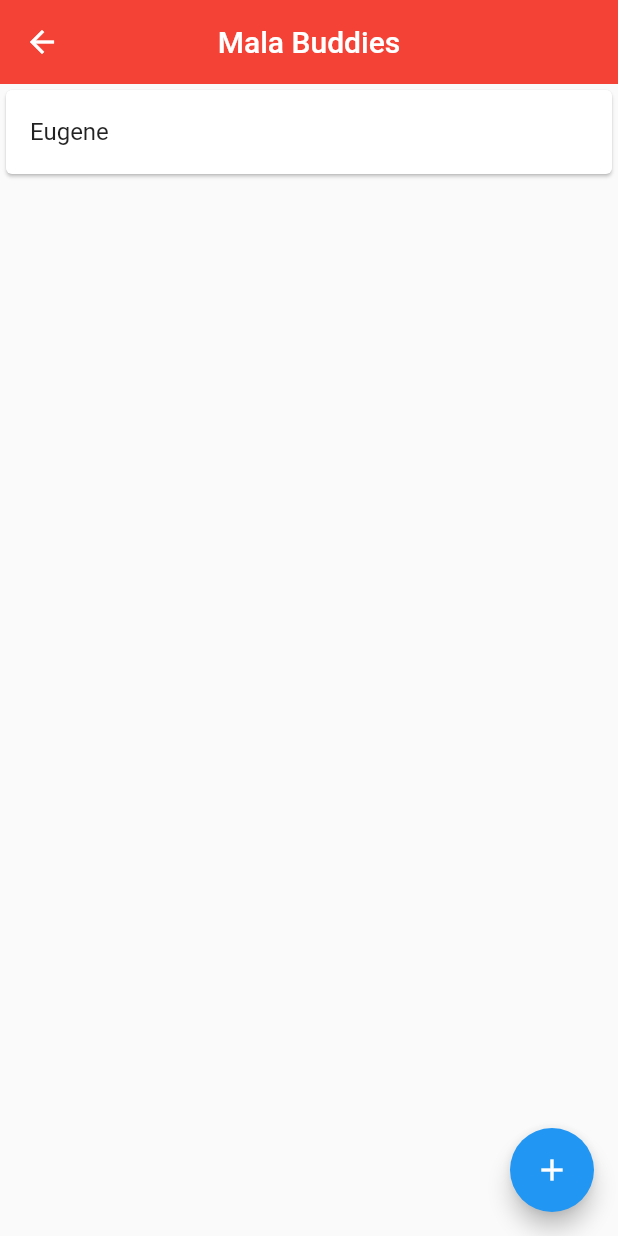
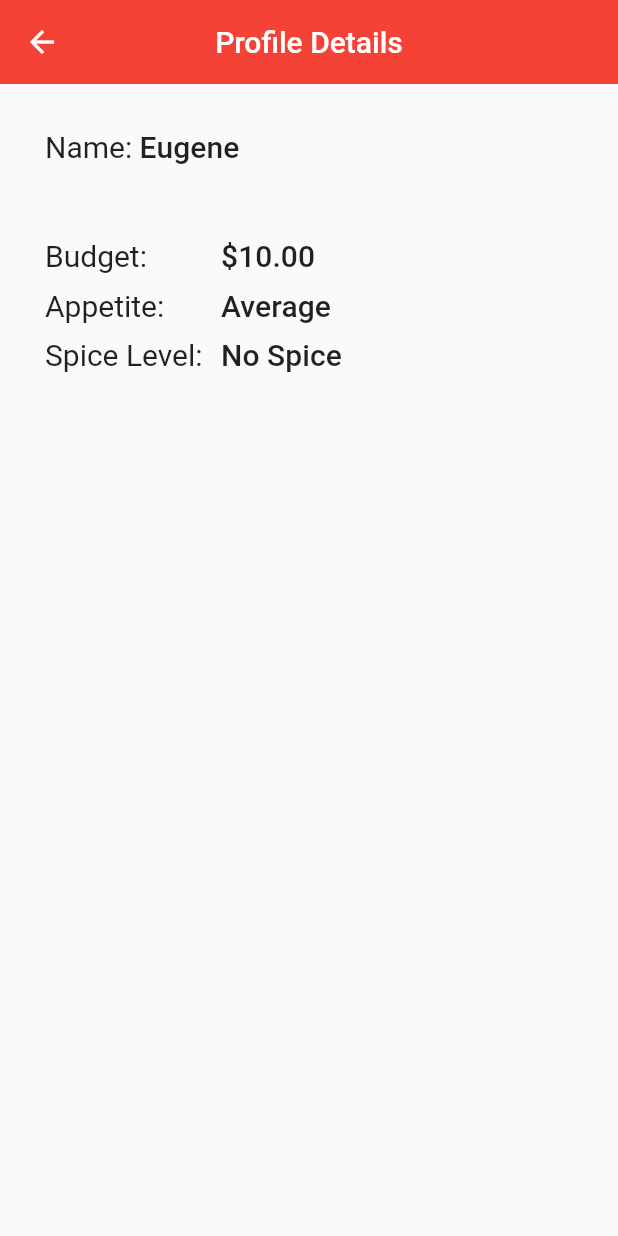
Before and after one commit to cheongsiuhong/mala_assistant, a Flutter app: the Friends screen opened by its route, after a tap on "Eugene", on a phone screen of 412 x 824 dp. Run offline on Flutter 3.47's test engine with Material 2 defaults, Android fonts, the phone set to English and light mode, and no system bars; our stand-ins replace flutter_spinkit.

Commit message:
add barebone friend detail page.

```diff
--- a/lib/main.dart
+++ b/lib/main.dart
@@ -1,7 +1,7 @@
 import 'package:flutter/material.dart';
 import 'package:mala_assistant/pages/splash.dart';
 import 'package:mala_assistant/pages/home.dart';
-import 'package:mala_assistant/pages/friends.dart';
+import 'package:mala_assistant/pages/friendsPage.dart';
 import 'package:mala_assistant/pages/selectStore.dart';
 import 'package:mala_assistant/pages/stores.dart';
 import 'package:mala_assistant/store/store.dart';
--- a/lib/pages/addFriend.dart
+++ b/lib/pages/addFriend.dart
@@ -1,5 +1,3 @@
-import 'dart:ffi';
-
 import 'package:flutter/material.dart';
 import 'package:mala_assistant/pages/friend.dart';
 
@@ -19,16 +17,6 @@ class _AddFriendState extends State<AddFriend> {
   int _formSpiceValue = 2;
   double _formBudgetValue;
   int _formAppetiteValue = 1;
-
-  List<String> spiceList = [
-    "No Spice",
-    "Less Spicy",
-    "Normal Spicy",
-    "Extra Spicy",
-    "Super Spicy"
-  ];
-
-  List<String> appetiteList = ["Small", "Average", "Large"];
 
   void setSpice(int val) {
     setState(() => _formSpiceValue = val);
@@ -66,13 +54,13 @@ class _AddFriendState extends State<AddFriend> {
                     onSaved: (val) => _formNameValue = val,
                   ),
                   new DropdownButtonFormField(
-                    value: spiceList[_formSpiceValue],
+                    value: Friend.spiceList[_formSpiceValue],
                     decoration: const InputDecoration(labelText: 'Spice Level'),
                     items:
-                        spiceList.map<DropdownMenuItem<String>>((String val) {
+                        Friend.spiceList.map<DropdownMenuItem<String>>((String val) {
                       return new DropdownMenuItem(child: Text(val), value: val);
                     }).toList(),
-                    onChanged: (String val) => setSpice(spiceList.indexOf(val)),
+                    onChanged: (String val) => setSpice(Friend.spiceList.indexOf(val)),
                   ),
                   new TextFormField(
                     decoration: const InputDecoration(
@@ -90,14 +78,14 @@ class _AddFriendState extends State<AddFriend> {
                     onSaved: (val) => _formBudgetValue = double.parse(val),
                   ),
                   new DropdownButtonFormField(
-                    value: appetiteList[_formAppetiteValue],
+                    value: Friend.appetiteList[_formAppetiteValue],
                     decoration: const InputDecoration(labelText: 'Appetite'),
-                    items: appetiteList
+                    items: Friend.appetiteList
                         .map<DropdownMenuItem<String>>((String val) {
                       return new DropdownMenuItem(child: Text(val), value: val);
                     }).toList(),
                     onChanged: (String val) =>
-                        setAppetite(appetiteList.indexOf(val)),
+                        setAppetite(Friend.appetiteList.indexOf(val)),
                   ),
                   new Container(
                       padding: const EdgeInsets.only(left: 40.0, top: 20.0),
--- a/lib/pages/friend.dart
+++ b/lib/pages/friend.dart
@@ -4,5 +4,15 @@ class Friend {
   double budget;
   int appetite;
 
+  static final List<String> spiceList = [
+    "No Spice",
+    "Less Spicy",
+    "Normal Spicy",
+    "Extra Spicy",
+    "Super Spicy"
+  ];
+
+  static final List<String> appetiteList = ["Small", "Average", "Large"];
+
   Friend({this.name, this.spiceLevel, this.appetite, this.budget});
 }
--- /dev/null
+++ b/lib/pages/friendPage.dart
@@ -0,0 +1,120 @@
+import 'package:flutter/material.dart';
+import 'package:mala_assistant/pages/friend.dart';
+
+class FriendPage extends StatelessWidget {
+  final Friend friend;
+
+  FriendPage({this.friend});
+
+  @override
+  Widget build(BuildContext context) {
+    return Scaffold(
+      appBar: AppBar(
+        title: Text('Profile Details'),
+        centerTitle: true,
+        backgroundColor: Colors.red,
+        elevation: 0.0,
+      ),
+      body: Padding(
+        padding: EdgeInsets.all(30.0),
+        child: Column(
+          children: <Widget>[
+            Row(
+              children: <Widget>[
+                Text(
+                  'Name: ',
+                  style: TextStyle(
+                    fontSize: 20.0
+                  )
+                ),
+                Text(
+                  friend.name,
+                  style: TextStyle(
+                    fontSize: 20.0,
+                    fontWeight: FontWeight.w500,
+                    letterSpacing: 0.05
+                  )
+                )
+              ]
+            ),
+            SizedBox(height: 50.0),
+            Row(
+              children: <Widget>[
+                Expanded(
+                  flex: 2,
+                  child: Text(
+                      'Budget: ',
+                      style: TextStyle(
+                          fontSize: 20.0
+                      )
+                  ),
+                ),
+                Expanded(
+                  flex: 4,
+                  child: Text(
+                      "\$" + friend.budget.toStringAsFixed(2).toString(),
+                      style: TextStyle(
+                          fontSize: 20.0,
+                          fontWeight: FontWeight.w500,
+                          letterSpacing: 0.05
+                      )
+                  ),
+                )
+              ],
+            ),
+            SizedBox(height: 10.0),
+            Row(
+              children: <Widget>[
+                Expanded(
+                  flex: 2,
+                  child: Text(
+                      'Appetite: ',
+                      style: TextStyle(
+                          fontSize: 20.0
+                      )
+                  ),
+                ),
+                Expanded(
+                  flex: 4,
+                  child: Text(
+                      Friend.appetiteList[friend.appetite - 1],
+                      style: TextStyle(
+                          fontSize: 20.0,
+                          fontWeight: FontWeight.w500,
+                          letterSpacing: 0.05
+                      )
+                  ),
+                )
+              ],
+            ),
+            SizedBox(height: 10.0),
+            Row(
+              children: <Widget>[
+                Expanded(
+                  flex: 2,
+                  child: Text(
+                      'Spice Level: ',
+                      style: TextStyle(
+                          fontSize: 20.0
+                      )
+                  ),
+                ),
+                Expanded(
+                  flex: 4,
+                  child: Text(
+                      Friend.spiceList[friend.spiceLevel - 1],
+                      style: TextStyle(
+                          fontSize: 20.0,
+                          fontWeight: FontWeight.w500,
+                          letterSpacing: 0.05
+                      )
+                  ),
+                )
+              ],
+            ),
+          ]
+        )
+      )
+    );
+  }
+}
--- a/lib/pages/friends.dart
+++ b/lib/pages/friendsPage.dart
@@ -1,6 +1,7 @@
 import 'package:flutter/material.dart';
 import 'package:mala_assistant/pages/addFriend.dart';
 import 'package:mala_assistant/pages/friend.dart';
+import 'package:mala_assistant/pages/friendPage.dart';
 
 class Friends extends StatefulWidget {
   @override
@@ -29,8 +30,15 @@ class _FriendsState extends State<Friends> {
           itemCount: malaFriends.length,
           itemBuilder: (context, index) {
             return Card(
-              child:
-                  ListTile(onTap: () {}, title: Text(malaFriends[index].name)),
+              child: ListTile(
+                  onTap: () {
+                    Navigator.push(
+                        context,
+                        MaterialPageRoute(
+                            builder: (context) =>
+                                FriendPage(friend: malaFriends[index])));
+                  },
+                  title: Text(malaFriends[index].name)),
             );
           }),
       floatingActionButton: new FloatingActionButton(
```
